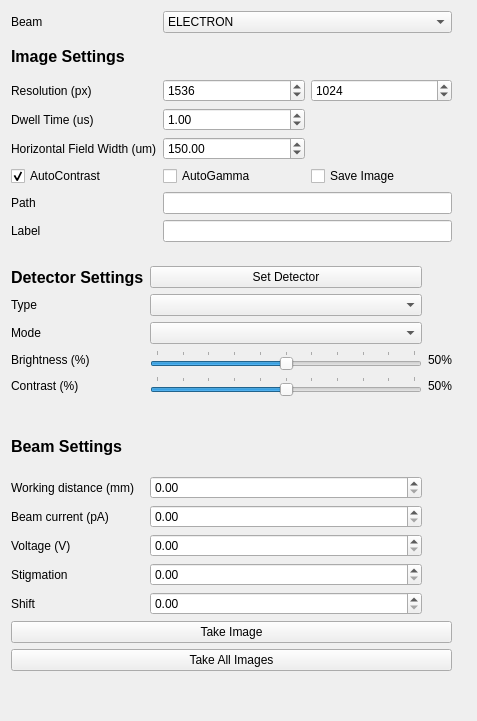
DeMarcoLab/fibsem, file fibsem/ui/qtdesigner_files/ImageSettingsWidget.ui: the form before one commit.
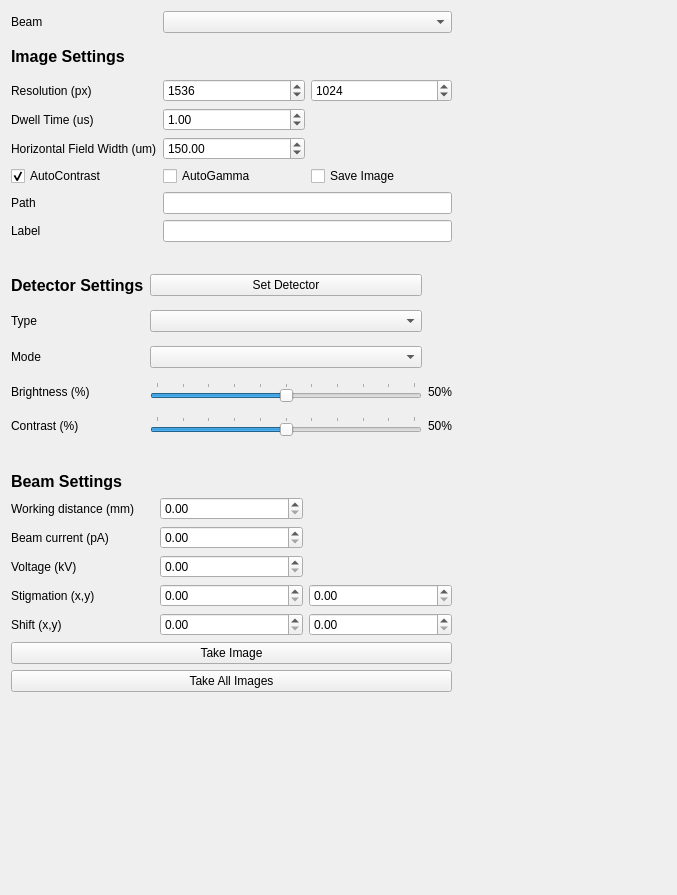
The form after the commit.

Commit message: added beam settings to ui

```diff
--- a/fibsem/ui/qtdesigner_files/ImageSettingsWidget.ui
+++ b/fibsem/ui/qtdesigner_files/ImageSettingsWidget.ui
@@ -6,8 +6,8 @@
    <rect>
     <x>0</x>
     <y>0</y>
-    <width>477</width>
-    <height>721</height>
+    <width>677</width>
+    <height>895</height>
    </rect>
   </property>
   <property name="windowTitle">
@@ -68,18 +68,7 @@
         </widget>
        </item>
        <item row="0" column="1" colspan="2">
-        <widget class="QComboBox" name="beam_detector">
-         <item>
-          <property name="text">
-           <string>ELECTRON</string>
-          </property>
-         </item>
-         <item>
-          <property name="text">
-           <string>ION</string>
-          </property>
-         </item>
-        </widget>
+        <widget class="QComboBox" name="selected_beam"/>
        </item>
        <item row="7" column="1" colspan="2">
         <widget class="QLineEdit" name="lineEdit_image_label"/>
@@ -186,23 +175,10 @@
         <x>0</x>
         <y>235</y>
         <width>441</width>
-        <height>425</height>
+        <height>221</height>
        </rect>
       </property>
       <layout class="QGridLayout" name="gridLayout_3">
-       <item row="11" column="1">
-        <widget class="QDoubleSpinBox" name="doubleSpinBox_5"/>
-       </item>
-       <item row="9" column="1">
-        <widget class="QDoubleSpinBox" name="doubleSpinBox"/>
-       </item>
-       <item row="9" column="0">
-        <widget class="QLabel" name="label_7">
-         <property name="text">
-          <string>Working distance (mm)</string>
-         </property>
-        </widget>
-       </item>
        <item row="6" column="0">
         <widget class="QLabel" name="label_5">
          <property name="text">
@@ -210,37 +186,34 @@
          </property>
         </widget>
        </item>
-       <item row="13" column="1">
-        <widget class="QDoubleSpinBox" name="doubleSpinBox_3"/>
-       </item>
-       <item row="12" column="0">
-        <widget class="QLabel" name="label_11">
+       <item row="1" column="0">
+        <widget class="QLabel" name="label">
+         <property name="font">
+          <font>
+           <pointsize>12</pointsize>
+           <weight>75</weight>
+           <bold>true</bold>
+          </font>
+         </property>
          <property name="text">
-          <string>Stigmation</string>
+          <string>Detector Settings</string>
          </property>
         </widget>
        </item>
-       <item row="15" column="0" colspan="3">
-        <widget class="QPushButton" name="pushButton_take_all_images">
+       <item row="4" column="0">
+        <widget class="QLabel" name="label_3">
          <property name="text">
-          <string>Take All Images</string>
+          <string>Mode</string>
          </property>
         </widget>
        </item>
-       <item row="6" column="2">
-        <widget class="QLabel" name="contrast_label">
+       <item row="5" column="2">
+        <widget class="QLabel" name="brightness_label">
          <property name="text">
           <string>50%</string>
          </property>
         </widget>
        </item>
-       <item row="11" column="0">
-        <widget class="QLabel" name="label_10">
-         <property name="text">
-          <string>Voltage (V)</string>
-         </property>
-        </widget>
-       </item>
        <item row="5" column="0">
         <widget class="QLabel" name="label_4">
          <property name="text">
@@ -248,48 +221,39 @@
          </property>
         </widget>
        </item>
-       <item row="14" column="0" colspan="3">
-        <widget class="QPushButton" name="pushButton_take_image">
+       <item row="3" column="0">
+        <widget class="QLabel" name="label_2">
          <property name="text">
-          <string>Take Image</string>
+          <string>Type</string>
          </property>
         </widget>
        </item>
-       <item row="10" column="0">
-        <widget class="QLabel" name="label_9">
-         <property name="text">
-          <string>Beam current (pA)</string>
-         </property>
-        </widget>
+       <item row="4" column="1">
+        <widget class="QComboBox" name="mode"/>
        </item>
-       <item row="5" column="2">
-        <widget class="QLabel" name="brightness_label">
-         <property name="text">
-          <string>50%</string>
+       <item row="6" column="1">
+        <widget class="QSlider" name="contrast">
+         <property name="maximum">
+          <number>100</number>
          </property>
-        </widget>
-       </item>
-       <item row="10" column="1">
-        <widget class="QDoubleSpinBox" name="doubleSpinBox_2"/>
-       </item>
-       <item row="8" column="0">
-        <widget class="QLabel" name="label_6">
-         <property name="font">
-          <font>
-           <pointsize>12</pointsize>
-           <weight>75</weight>
-           <bold>true</bold>
-          </font>
+         <property name="sliderPosition">
+          <number>50</number>
          </property>
-         <property name="text">
-          <string>Beam Settings</string>
+         <property name="orientation">
+          <enum>Qt::Horizontal</enum>
          </property>
+         <property name="tickPosition">
+          <enum>QSlider::TicksAbove</enum>
+         </property>
+         <property name="tickInterval">
+          <number>10</number>
+         </property>
         </widget>
        </item>
-       <item row="13" column="0">
-        <widget class="QLabel" name="label_12">
+       <item row="1" column="1">
+        <widget class="QPushButton" name="set_detector">
          <property name="text">
-          <string>Shift</string>
+          <string>Set Detector</string>
          </property>
         </widget>
        </item>
@@ -315,13 +279,6 @@
          </property>
         </widget>
        </item>
-       <item row="4" column="0">
-        <widget class="QLabel" name="label_3">
-         <property name="text">
-          <string>Mode</string>
-         </property>
-        </widget>
-       </item>
        <item row="3" column="1">
         <widget class="QComboBox" name="type"/>
        </item>
@@ -338,59 +295,6 @@
          </property>
         </spacer>
        </item>
-       <item row="6" column="1">
-        <widget class="QSlider" name="contrast">
-         <property name="maximum">
-          <number>100</number>
-         </property>
-         <property name="sliderPosition">
-          <number>50</number>
-         </property>
-         <property name="orientation">
-          <enum>Qt::Horizontal</enum>
-         </property>
-         <property name="tickPosition">
-          <enum>QSlider::TicksAbove</enum>
-         </property>
-         <property name="tickInterval">
-          <number>10</number>
-         </property>
-        </widget>
-       </item>
-       <item row="1" column="0">
-        <widget class="QLabel" name="label">
-         <property name="font">
-          <font>
-           <pointsize>12</pointsize>
-           <weight>75</weight>
-           <bold>true</bold>
-          </font>
-         </property>
-         <property name="text">
-          <string>Detector Settings</string>
-         </property>
-        </widget>
-       </item>
-       <item row="4" column="1">
-        <widget class="QComboBox" name="mode"/>
-       </item>
-       <item row="12" column="1">
-        <widget class="QDoubleSpinBox" name="doubleSpinBox_4"/>
-       </item>
-       <item row="1" column="1">
-        <widget class="QPushButton" name="set_detector">
-         <property name="text">
-          <string>Set Detector</string>
-         </property>
-        </widget>
-       </item>
-       <item row="3" column="0">
-        <widget class="QLabel" name="label_2">
-         <property name="text">
-          <string>Type</string>
-         </property>
-        </widget>
-       </item>
        <item row="7" column="1">
         <spacer name="horizontalSpacer_2">
          <property name="orientation">
@@ -403,6 +307,137 @@
           </size>
          </property>
         </spacer>
+       </item>
+       <item row="6" column="2">
+        <widget class="QLabel" name="contrast_label">
+         <property name="text">
+          <string>50%</string>
+         </property>
+        </widget>
+       </item>
+      </layout>
+     </widget>
+     <widget class="QWidget" name="gridLayoutWidget_3">
+      <property name="geometry">
+       <rect>
+        <x>0</x>
+        <y>460</y>
+        <width>441</width>
+        <height>221</height>
+       </rect>
+      </property>
+      <layout class="QGridLayout" name="gridLayout_4">
+       <item row="5" column="0">
+        <widget class="QLabel" name="label_12">
+         <property name="text">
+          <string>Shift (x,y)</string>
+         </property>
+        </widget>
+       </item>
+       <item row="5" column="1">
+        <widget class="QDoubleSpinBox" name="shift_x">
+         <property name="maximum">
+          <double>1000.000000000000000</double>
+         </property>
+        </widget>
+       </item>
+       <item row="5" column="2">
+        <widget class="QDoubleSpinBox" name="shift_y">
+         <property name="maximum">
+          <double>1000.000000000000000</double>
+         </property>
+        </widget>
+       </item>
+       <item row="2" column="0">
+        <widget class="QLabel" name="label_9">
+         <property name="text">
+          <string>Beam current (pA)</string>
+         </property>
+        </widget>
+       </item>
+       <item row="2" column="1">
+        <widget class="QDoubleSpinBox" name="beam_current">
+         <property name="maximum">
+          <double>1000.000000000000000</double>
+         </property>
+        </widget>
+       </item>
+       <item row="3" column="1">
+        <widget class="QDoubleSpinBox" name="beam_voltage">
+         <property name="maximum">
+          <double>100000.000000000000000</double>
+         </property>
+        </widget>
+       </item>
+       <item row="4" column="2">
+        <widget class="QDoubleSpinBox" name="stigmation_y">
+         <property name="maximum">
+          <double>1000.000000000000000</double>
+         </property>
+        </widget>
+       </item>
+       <item row="0" column="0">
+        <widget class="QLabel" name="label_6">
+         <property name="font">
+          <font>
+           <pointsize>12</pointsize>
+           <weight>75</weight>
+           <bold>true</bold>
+          </font>
+         </property>
+         <property name="text">
+          <string>Beam Settings</string>
+         </property>
+        </widget>
+       </item>
+       <item row="4" column="0">
+        <widget class="QLabel" name="label_11">
+         <property name="text">
+          <string>Stigmation (x,y)</string>
+         </property>
+        </widget>
+       </item>
+       <item row="1" column="1">
+        <widget class="QDoubleSpinBox" name="working_distance">
+         <property name="maximum">
+          <double>1000.000000000000000</double>
+         </property>
+        </widget>
+       </item>
+       <item row="4" column="1">
+        <widget class="QDoubleSpinBox" name="stigmation_x">
+         <property name="maximum">
+          <double>1000.000000000000000</double>
+         </property>
+        </widget>
+       </item>
+       <item row="3" column="0">
+        <widget class="QLabel" name="label_10">
+         <property name="text">
+          <string>Voltage (kV)</string>
+         </property>
+        </widget>
+       </item>
+       <item row="1" column="0">
+        <widget class="QLabel" name="label_7">
+         <property name="text">
+          <string>Working distance (mm)</string>
+         </property>
+        </widget>
+       </item>
+       <item row="6" column="0" colspan="3">
+        <widget class="QPushButton" name="pushButton_take_image">
+         <property name="text">
+          <string>Take Image</string>
+         </property>
+        </widget>
+       </item>
+       <item row="7" column="0" colspan="3">
+        <widget class="QPushButton" name="pushButton_take_all_images">
+         <property name="text">
+          <string>Take All Images</string>
+         </property>
+        </widget>
        </item>
       </layout>
      </widget>
```
The commit also changes 3 other files.
